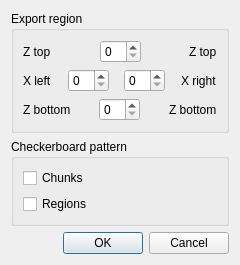
First picture: the form in pngexport.ui, repository mrkite/minutor, before the edit.
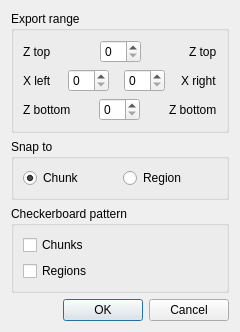
Second picture: the form after the edit.

Commit message:
add snap distance for PNG export
selectable snap to Chunk or Region (it was forced Chunk before)
store this selection in settings
remove question mark from dialogs title bar

```diff
--- a/pngexport.ui
+++ b/pngexport.ui
@@ -7,7 +7,7 @@
     <x>0</x>
     <y>0</y>
     <width>240</width>
-    <height>237</height>
+    <height>303</height>
    </rect>
   </property>
   <property name="windowTitle">
@@ -17,7 +17,7 @@
    <item>
     <widget class="QGroupBox" name="groupBox">
      <property name="title">
-      <string>Export region</string>
+      <string>Export range</string>
      </property>
      <layout class="QVBoxLayout" name="verticalLayout_3">
       <item>
@@ -196,6 +196,32 @@
      </layout>
     </widget>
    </item>
+   <item>
+    <widget class="QGroupBox" name="groupBox_3">
+     <property name="title">
+      <string>Snap to</string>
+     </property>
+     <layout class="QHBoxLayout" name="horizontalLayout_4">
+      <item>
+       <widget class="QRadioButton" name="radioButton_chunk">
+        <property name="text">
+         <string>Chunk</string>
+        </property>
+        <property name="checked">
+         <bool>true</bool>
+        </property>
+       </widget>
+      </item>
+      <item>
+       <widget class="QRadioButton" name="radioButton_region">
+        <property name="text">
+         <string>Region</string>
+        </property>
+       </widget>
+      </item>
+     </layout>
+    </widget>
+   </item>
    <item>
     <widget class="QGroupBox" name="groupBox_2">
      <property name="title">
```
Left out of the diff: 12 changed lines with no effect on the pictures. The commit also changes 4 other files.
